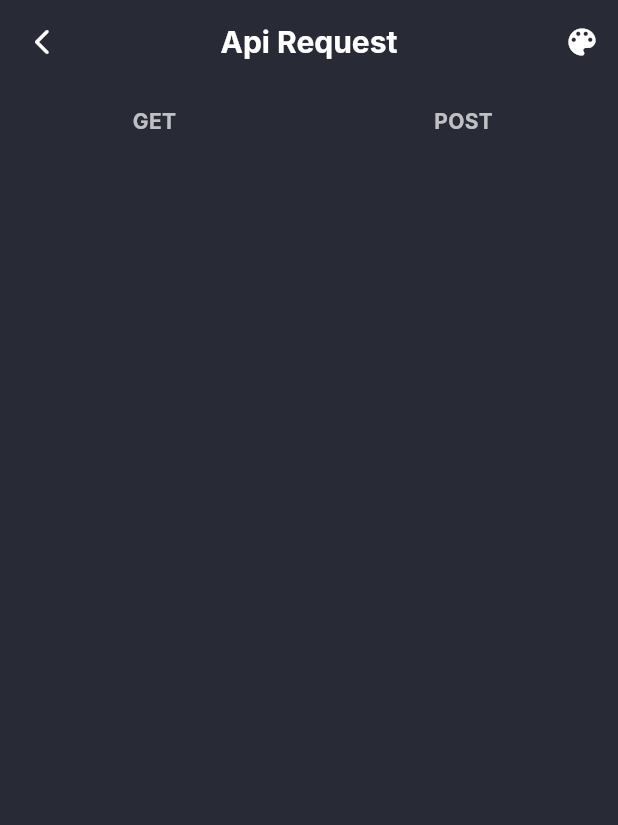
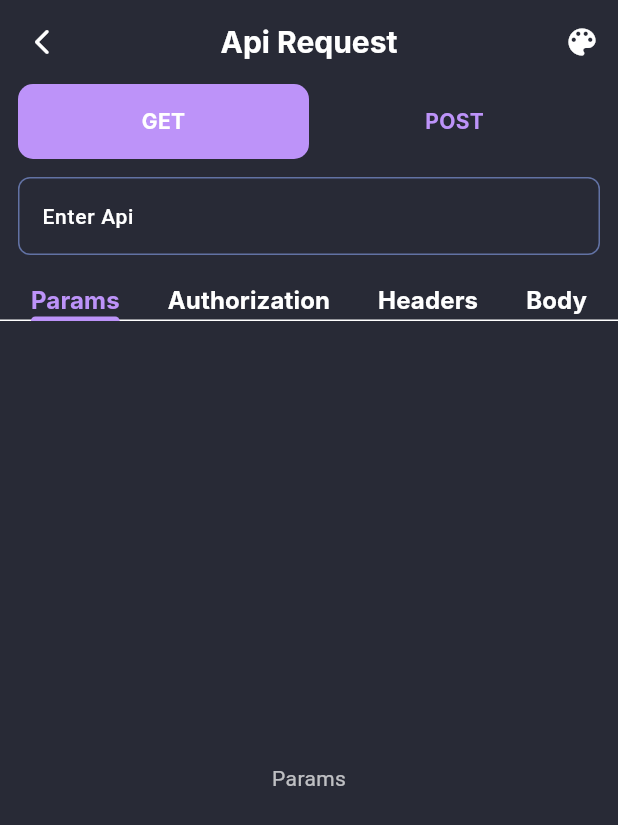
Before and after one commit to Jaysinh001/apimate, a Flutter app: the screen it shows after launch, on a phone screen of 412 x 824 dp. Shown: the top 825 px of the screen. Run offline on Flutter 3.47's test engine with Material 3 defaults, Android fonts, the phone set to English and light mode, and no system bars; our stand-ins replace bloc, equatable, flutter_bloc, hive, image_picker; accounts and stored records are empty; Roboto replaces fonts that are missing (Inter).

Commit message:
working on api request module

```diff
--- a/lib/bloc/api_reqiest_bloc/api_request_bloc.dart
+++ b/lib/bloc/api_reqiest_bloc/api_request_bloc.dart
@@ -9,10 +9,30 @@ part 'api_request_state.dart';
 class ApiRequestBloc extends Bloc<ApiRequestEvent, ApiRequestState> {
   ApiRequestBloc() : super(const ApiRequestState()) {
     on<ToggleRequestType>(handleToggleRequestType);
+    on<ApiTextChanged>(handleApiTextChanged);
   }
 
   FutureOr<void> handleToggleRequestType(
     ToggleRequestType event,
     Emitter<ApiRequestState> emit,
-  ) {}
+  ) {
+    emit(
+      state.copyWith(
+        apiRequestStatus: ApiRequestStatus.initial,
+        isGetRequest: event.isGetRequest,
+      ),
+    );
+  }
+
+  FutureOr<void> handleApiTextChanged(
+    ApiTextChanged event,
+    Emitter<ApiRequestState> emit,
+  ) {
+    emit(
+      state.copyWith(
+        apiRequestStatus: ApiRequestStatus.initial,
+        api: event.api,
+      ),
+    );
+  }
 }
--- a/lib/bloc/api_reqiest_bloc/api_request_event.dart
+++ b/lib/bloc/api_reqiest_bloc/api_request_event.dart
@@ -15,3 +15,12 @@ class ToggleRequestType extends ApiRequestEvent {
   @override
   List<Object?> get props => [isGetRequest];
 }
+
+class ApiTextChanged extends ApiRequestEvent {
+  final String api;
+
+  const ApiTextChanged({required this.api});
+
+  @override
+  List<Object?> get props => [api];
+}
--- a/lib/config/components/my_btn.dart
+++ b/lib/config/components/my_btn.dart
@@ -1,4 +1,7 @@
+import 'package:apimate/bloc/theme_bloc/theme_bloc.dart';
+import 'package:apimate/config/theme/app_theme/app_theme.dart';
 import 'package:flutter/material.dart';
+import 'package:flutter_bloc/flutter_bloc.dart';
 
 import '../theme/color/colors.dart';
 import 'my_text.dart';
@@ -26,17 +29,21 @@ class MyBtn extends StatelessWidget {
         alignment: Alignment.center,
         padding: EdgeInsets.all(MediaQuery.sizeOf(context).aspectRatio * 30),
         decoration: BoxDecoration(
-          color: btnColor,
-          borderRadius: BorderRadius.circular(100),
+          color:
+              btnColor ??
+              AppColors()
+                  .getCurrentColorScheme(
+                    theme: context.read<ThemeBloc>().state.theme,
+                  )
+                  .primary,
+          borderRadius: BorderRadius.circular(10),
         ),
         child:
             btnWidget ??
             MyText.bodyMedium(
               title ?? "",
               fontWeightType: FontWeightType.semiBold,
-              style: TextStyle(
-                // color: titleColor ?? AppColors.white,
-              ),
+              style: TextStyle(color: titleColor ?? Colors.white),
             ),
       ),
     );
--- /dev/null
+++ b/lib/config/components/my_gap.dart
@@ -0,0 +1,18 @@
+import 'package:flutter/material.dart';
+
+class MyGap extends StatelessWidget {
+  final double gap;
+  final bool zeroHeight;
+  final bool zeroWidth;
+  const MyGap({
+    super.key,
+    required this.gap,
+    this.zeroHeight = false,
+    this.zeroWidth = false,
+  });
+
+  @override
+  Widget build(BuildContext context) {
+    return SizedBox(height: zeroHeight ? 0 : gap, width: zeroWidth ? 0 : gap);
+  }
+}
--- a/lib/config/components/my_navbar.dart
+++ b/lib/config/components/my_navbar.dart
@@ -1,6 +1,5 @@
 import 'package:flutter/material.dart';
 
-import '../theme/color/colors.dart';
 import 'my_text.dart';
 
 class MyNavbar extends StatelessWidget implements PreferredSizeWidget {
@@ -46,12 +45,7 @@ class MyNavbar extends StatelessWidget implements PreferredSizeWidget {
       title: MyText.bodyLarge(
         title ?? "",
         fontWeightType: FontWeightType.bold,
-        style:
-            titleStyle ??
-            const TextStyle(
-              // color: AppColors.neutral100,
-              fontSize: 20,
-            ),
+        style: titleStyle ?? const TextStyle(fontSize: 20),
       ),
       centerTitle: true,
       actions: [trailing ?? const SizedBox()],
--- a/lib/config/components/my_textfield.dart
+++ b/lib/config/components/my_textfield.dart
@@ -120,24 +120,24 @@ class MyTextfield extends StatelessWidget {
             ),
             suffixIcon: suffix,
             prefixIcon: prefix,
-            border: OutlineInputBorder(
-              borderRadius: BorderRadius.circular(8),
-              borderSide: const BorderSide(
-                // color: AppColors.neutral30,
-              ),
-            ),
-            focusedBorder: OutlineInputBorder(
-              borderRadius: BorderRadius.circular(8),
-              borderSide: const BorderSide(
-                // color: AppColors.neutral40,
-              ),
-            ),
-            enabledBorder: OutlineInputBorder(
-              borderRadius: BorderRadius.circular(8),
-              borderSide: const BorderSide(
-                // color: AppColors.neutral40,
-              ),
-            ),
+            // border: OutlineInputBorder(
+            //   borderRadius: BorderRadius.circular(8),
+            //   borderSide: const BorderSide(
+            //     // color: AppColors.neutral30,
+            //   ),
+            // ),
+            // focusedBorder: OutlineInputBorder(
+            //   borderRadius: BorderRadius.circular(8),
+            //   borderSide: const BorderSide(
+            //     // color: AppColors.neutral40,
+            //   ),
+            // ),
+            // enabledBorder: OutlineInputBorder(
+            //   borderRadius: BorderRadius.circular(8),
+            //   borderSide: const BorderSide(
+            //     // color: AppColors.neutral40,
+            //   ),
+            // ),
           ),
         ),
       ],
--- a/lib/config/theme/app_theme/app_theme.dart
+++ b/lib/config/theme/app_theme/app_theme.dart
@@ -66,12 +66,15 @@ class AppTheme {
       inputDecorationTheme: InputDecorationTheme(
         border: OutlineInputBorder(
           borderSide: BorderSide(color: colors.borderColor),
+          borderRadius: BorderRadius.circular(8),
         ),
         enabledBorder: OutlineInputBorder(
           borderSide: BorderSide(color: colors.borderColor),
+          borderRadius: BorderRadius.circular(8),
         ),
         focusedBorder: OutlineInputBorder(
           borderSide: BorderSide(color: colors.secondary),
+          borderRadius: BorderRadius.circular(8),
         ),
         labelStyle: TextStyle(color: colors.textSecondary),
         hintStyle: TextStyle(color: colors.textSecondary),
--- a/lib/config/theme/color/colors.dart
+++ b/lib/config/theme/color/colors.dart
@@ -1,4 +1,6 @@
 import 'package:flutter/material.dart';
+
+import '../../../bloc/theme_bloc/theme_bloc.dart';
 
 class AppColors {
   static const dracula = _DraculaColors();
@@ -6,6 +8,21 @@ class AppColors {
   static const solarized = _SolarizedColors();
   static const gruvbox = _GruvboxColors();
   static const nord = _NordColors();
+
+  dynamic getCurrentColorScheme({required ThemeNames theme}) {
+    switch (theme) {
+      case ThemeNames.dracula:
+        return AppColors.dracula;
+      case ThemeNames.monokai:
+        return AppColors.monokai;
+      case ThemeNames.solarized:
+        return AppColors.solarized;
+      case ThemeNames.gruvbox:
+        return AppColors.gruvbox;
+      case ThemeNames.nord:
+        return AppColors.nord;
+    }
+  }
 }
 
 class _DraculaColors {
--- a/lib/config/utility/screen_config.dart
+++ b/lib/config/utility/screen_config.dart
@@ -27,5 +27,8 @@ class ScreenConfig {
   double aspectRatio() => screenWidth / screenHeight;
 
   // Screen padding
-  EdgeInsets get padding => _mediaQueryData.padding;
+  // EdgeInsets get padding => _mediaQueryData.padding;
+  EdgeInsets get paddingH => EdgeInsets.symmetric(horizontal: 12);
+  EdgeInsets get paddingV => EdgeInsets.symmetric(vertical: 8);
+  EdgeInsets get padding => EdgeInsets.all(12);
 }
--- a/lib/main.dart
+++ b/lib/main.dart
@@ -1,4 +1,5 @@
 import 'package:apimate/bloc/api_reqiest_bloc/api_request_bloc.dart';
+import 'package:apimate/config/utility/screen_config.dart';
 import 'package:flutter/material.dart';
 
 import 'bloc/theme_bloc/theme_bloc.dart';
--- a/lib/views/api_request/api_request_view.dart
+++ b/lib/views/api_request/api_request_view.dart
@@ -1,11 +1,19 @@
 import 'package:apimate/bloc/api_reqiest_bloc/api_request_bloc.dart';
 import 'package:apimate/config/components/my_btn.dart';
+import 'package:apimate/config/components/my_gap.dart';
+import 'package:apimate/config/components/my_textfield.dart';
+import 'package:apimate/views/api_request/authorization_view.dart';
+import 'package:apimate/views/api_request/body_view.dart';
+import 'package:apimate/views/api_request/headers_view.dart';
+import 'package:apimate/views/api_request/params_view.dart';
 import 'package:flutter/material.dart';
 import 'package:flutter_bloc/flutter_bloc.dart';
 
 import '../../bloc/theme_bloc/theme_bloc.dart';
 import '../../config/components/my_navbar.dart';
 import '../../config/components/my_text.dart';
+import '../../config/theme/color/colors.dart';
+import '../../config/utility/screen_config.dart';
 
 class ApiRequestView extends StatefulWidget {
   const ApiRequestView({super.key});
@@ -14,18 +22,27 @@ class ApiRequestView extends StatefulWidget {
   State<ApiRequestView> createState() => _ApiRequestViewState();
 }
 
-class _ApiRequestViewState extends State<ApiRequestView> {
+class _ApiRequestViewState extends State<ApiRequestView>
+    with SingleTickerProviderStateMixin {
   late ApiRequestBloc apiRequestBloc;
+  late TabController tabController;
+
+  final apiController = TextEditingController();
+  final headersController = TextEditingController();
+  final payloadController = TextEditingController();
 
   @override
   void initState() {
     super.initState();
 
     apiRequestBloc = context.read<ApiRequestBloc>();
+    tabController = TabController(vsync: this, length: 4);
   }
 
   @override
   Widget build(BuildContext context) {
+    final ScreenConfig screenConfig = ScreenConfig(context);
+
     return Scaffold(
       body: SafeArea(
         child: Column(
@@ -74,7 +91,10 @@ class _ApiRequestViewState extends State<ApiRequestView> {
               ),
             ),
 
-            BlocBuilder<ApiRequestBloc, ApiRequestState>(
+            // API Request Type Toggle button
+            Padding(
+              padding: screenConfig.paddingH,
+              child: BlocBuilder<ApiRequestBloc, ApiRequestState>(
                 builder: (context, state) {
                   return Row(
                     children: [
@@ -85,23 +105,102 @@ class _ApiRequestViewState extends State<ApiRequestView> {
                             apiRequestBloc.add(
                               ToggleRequestType(isGetRequest: true),
                             );
-
                           },
+                          btnColor:
+                              state.isGetRequest ? null : Colors.transparent,
+                          titleColor:
+                              state.isGetRequest
+                                  ? null
+                                  : AppColors()
+                                      .getCurrentColorScheme(
+                                        theme:
+                                            context
+                                                .read<ThemeBloc>()
+                                                .state
+                                                .theme,
+                                      )
+                                      .primary,
                         ),
                       ),
                       Expanded(
                         child: MyBtn(
                           title: "POST",
+                          titleColor:
+                              state.isGetRequest
+                                  ? AppColors()
+                                      .getCurrentColorScheme(
+                                        theme:
+                                            context
+                                                .read<ThemeBloc>()
+                                                .state
+                                                .theme,
+                                      )
+                                      .primary
+                                  : null,
                           onBtnTap: () {
                             apiRequestBloc.add(
                               ToggleRequestType(isGetRequest: false),
                             );
                           },
+                          btnColor:
+                              state.isGetRequest ? Colors.transparent : null,
                         ),
                       ),
                     ],
                   );
                 },
+              ),
+            ),
+
+            // Add Api Textfield
+            Padding(
+              padding: screenConfig.padding,
+              child: MyTextfield(
+                hint: "Enter Api",
+                controller: apiController,
+                onChanged: (value) {
+                  apiRequestBloc.add(ApiTextChanged(api: value));
+                },
+              ),
+            ),
+
+            // All Row Buttons
+            // Padding(
+            //   padding: screenConfig.paddingH,
+            //   child: Row(
+            //     children: [
+            //       MyBtn(title: "Params", onBtnTap: () {}),
+            //       MyGap(gap: 3),
+            //       MyBtn(title: "Authorization", onBtnTap: () {}),
+            //       MyGap(gap: 3),
+            //       MyBtn(title: "Headers", onBtnTap: () {}),
+            //       MyBtn(title: "Body", onBtnTap: () {}),
+            //     ],
+            //   ),
+            // ),
+            MyGap(gap: 6),
+            TabBar(
+              controller: tabController,
+              isScrollable: true,
+              tabAlignment: TabAlignment.center,
+              tabs: [
+                MyText.bodyLarge("Params"),
+                MyText.bodyLarge("Authorization"),
+                MyText.bodyLarge("Headers"),
+                MyText.bodyLarge("Body"),
+              ],
+            ),
+
+            Expanded(
+              child: TabBarView(
+                controller: tabController,
+                children: [
+                  ParamsView(),
+                  AuthorizationView(),
+                  HeadersView(),
+                  BodyView(controller: payloadController),
+                ],
+              ),
             ),
           ],
         ),
--- /dev/null
+++ b/lib/views/api_request/authorization_view.dart
@@ -0,0 +1,15 @@
+import 'package:flutter/material.dart';
+
+class AuthorizationView extends StatefulWidget {
+  const AuthorizationView({super.key});
+
+  @override
+  State<AuthorizationView> createState() => _AuthorizationViewState();
+}
+
+class _AuthorizationViewState extends State<AuthorizationView> {
+  @override
+  Widget build(BuildContext context) {
+    return Center(child: Text("Authorization"));
+  }
+}
--- /dev/null
+++ b/lib/views/api_request/body_view.dart
@@ -0,0 +1,24 @@
+import 'package:apimate/config/components/my_textfield.dart';
+import 'package:flutter/material.dart';
+
+class BodyView extends StatefulWidget {
+  final TextEditingController controller;
+  const BodyView({super.key, required this.controller});
+
+  @override
+  State<BodyView> createState() => _BodyViewState();
+}
+
+class _BodyViewState extends State<BodyView> {
+  @override
+  Widget build(BuildContext context) {
+    return Scaffold(
+      body: Expanded(
+        child: MyTextfield(
+          hint: "Enter Body Data Here {'type' : value}",
+          controller: widget.controller,
+        ),
+      ),
+    );
+  }
+}
--- /dev/null
+++ b/lib/views/api_request/headers_view.dart
@@ -0,0 +1,15 @@
+import 'package:flutter/material.dart';
+
+class HeadersView extends StatefulWidget {
+  const HeadersView({super.key});
+
+  @override
+  State<HeadersView> createState() => _HeadersViewState();
+}
+
+class _HeadersViewState extends State<HeadersView> {
+  @override
+  Widget build(BuildContext context) {
+    return Center(child: Text("Headers"));
+  }
+}
--- /dev/null
+++ b/lib/views/api_request/params_view.dart
@@ -0,0 +1,15 @@
+import 'package:flutter/material.dart';
+
+class ParamsView extends StatefulWidget {
+  const ParamsView({super.key});
+
+  @override
+  State<ParamsView> createState() => _ParamsViewState();
+}
+
+class _ParamsViewState extends State<ParamsView> {
+  @override
+  Widget build(BuildContext context) {
+    return Center(child: Text("Params"));
+  }
+}
```
Lines whose indentation alone changed are shown as unchanged.
